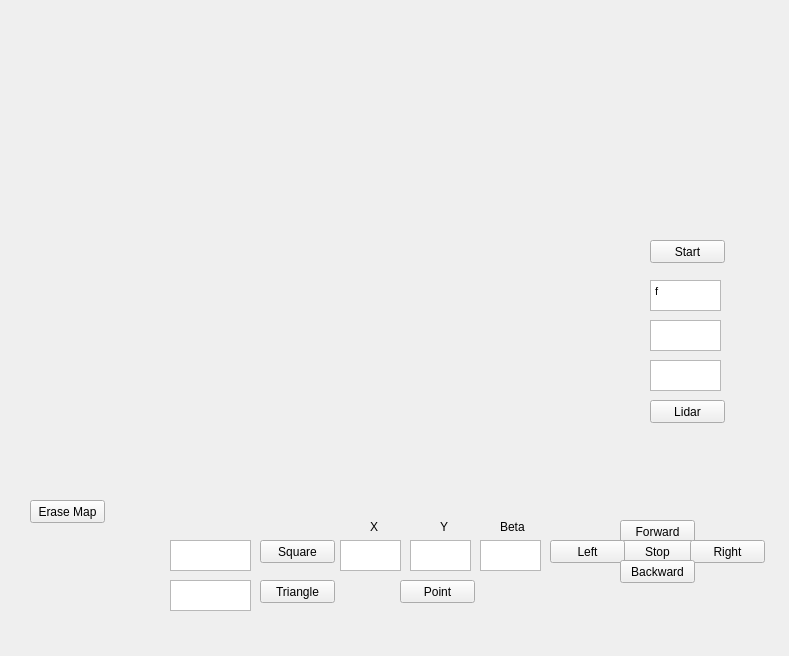
Above: RMR_QT/RMR_QT.ui from MarkMan0/RMR before the change. Below: the same form after it.
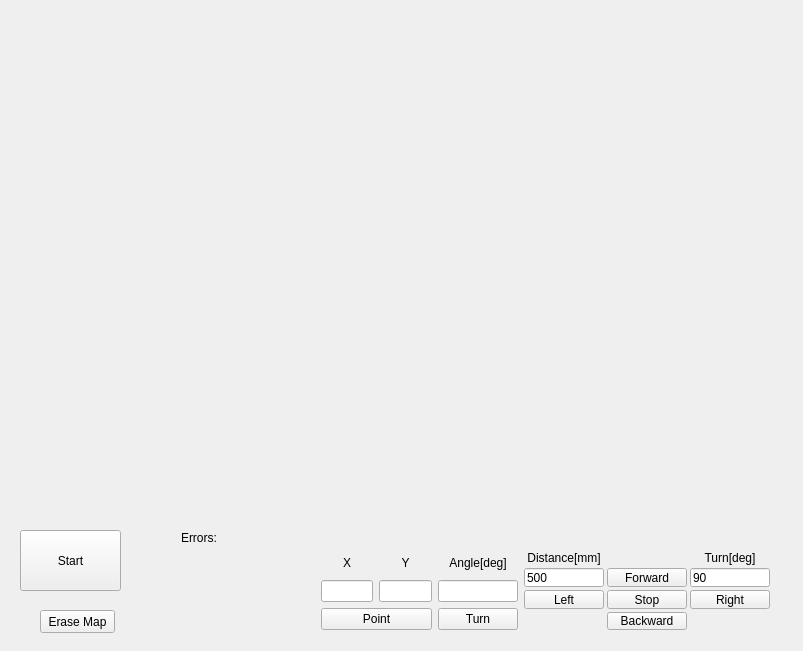
That is the form after the change.

The edit to the form file:
```diff
--- a/RMR_QT/RMR_QT.ui
+++ b/RMR_QT/RMR_QT.ui
@@ -6,8 +6,8 @@
    <rect>
     <x>0</x>
     <y>0</y>
-    <width>789</width>
-    <height>656</height>
+    <width>803</width>
+    <height>651</height>
    </rect>
   </property>
   <property name="windowTitle">
@@ -16,266 +16,23 @@
   <widget class="QPushButton" name="pushButtonStart">
    <property name="geometry">
     <rect>
-     <x>650</x>
-     <y>240</y>
-     <width>75</width>
-     <height>23</height>
+     <x>20</x>
+     <y>530</y>
+     <width>101</width>
+     <height>61</height>
     </rect>
    </property>
    <property name="text">
     <string>Start</string>
    </property>
   </widget>
-  <widget class="QPushButton" name="pushButtonForward">
-   <property name="geometry">
-    <rect>
-     <x>620</x>
-     <y>520</y>
-     <width>75</width>
-     <height>23</height>
-    </rect>
-   </property>
-   <property name="text">
-    <string>Forward</string>
-   </property>
-  </widget>
-  <widget class="QPushButton" name="pushButtonStop">
-   <property name="geometry">
-    <rect>
-     <x>620</x>
-     <y>540</y>
-     <width>75</width>
-     <height>23</height>
-    </rect>
-   </property>
-   <property name="text">
-    <string>Stop</string>
-   </property>
-  </widget>
-  <widget class="QPushButton" name="pushButtonLeft">
-   <property name="geometry">
-    <rect>
-     <x>550</x>
-     <y>540</y>
-     <width>75</width>
-     <height>23</height>
-    </rect>
-   </property>
-   <property name="text">
-    <string>Left</string>
-   </property>
-  </widget>
-  <widget class="QPushButton" name="pushButtonRight">
-   <property name="geometry">
-    <rect>
-     <x>690</x>
-     <y>540</y>
-     <width>75</width>
-     <height>23</height>
-    </rect>
-   </property>
-   <property name="text">
-    <string>Right</string>
-   </property>
-  </widget>
-  <widget class="QPushButton" name="pushButtonBackward">
-   <property name="geometry">
-    <rect>
-     <x>620</x>
-     <y>560</y>
-     <width>75</width>
-     <height>23</height>
-    </rect>
-   </property>
-   <property name="text">
-    <string>Backward</string>
-   </property>
-  </widget>
-  <widget class="QTextEdit" name="textEditLeft">
-   <property name="geometry">
-    <rect>
-     <x>650</x>
-     <y>280</y>
-     <width>71</width>
-     <height>31</height>
-    </rect>
-   </property>
-   <property name="html">
-    <string>&lt;!DOCTYPE HTML PUBLIC &quot;-//W3C//DTD HTML 4.0//EN&quot; &quot;http://www.w3.org/TR/REC-html40/strict.dtd&quot;&gt;
-&lt;html&gt;&lt;head&gt;&lt;meta name=&quot;qrichtext&quot; content=&quot;1&quot; /&gt;&lt;style type=&quot;text/css&quot;&gt;
-p, li { white-space: pre-wrap; }
-&lt;/style&gt;&lt;/head&gt;&lt;body style=&quot; font-family:'MS Shell Dlg 2'; font-size:8.25pt; font-weight:400; font-style:normal;&quot;&gt;
-&lt;p style=&quot; margin-top:0px; margin-bottom:0px; margin-left:0px; margin-right:0px; -qt-block-indent:0; text-indent:0px;&quot;&gt;f&lt;/p&gt;&lt;/body&gt;&lt;/html&gt;</string>
-   </property>
-  </widget>
-  <widget class="QPushButton" name="pushButtonSquare">
-   <property name="geometry">
-    <rect>
-     <x>260</x>
-     <y>540</y>
-     <width>75</width>
-     <height>23</height>
-    </rect>
-   </property>
-   <property name="text">
-    <string>Square</string>
-   </property>
-  </widget>
-  <widget class="QTextEdit" name="textEditSquare">
-   <property name="geometry">
-    <rect>
-     <x>170</x>
-     <y>540</y>
-     <width>81</width>
-     <height>31</height>
-    </rect>
-   </property>
-  </widget>
-  <widget class="QTextEdit" name="textEditTriangle">
-   <property name="geometry">
-    <rect>
-     <x>170</x>
-     <y>580</y>
-     <width>81</width>
-     <height>31</height>
-    </rect>
-   </property>
-  </widget>
-  <widget class="QTextEdit" name="textEditX">
-   <property name="geometry">
-    <rect>
-     <x>340</x>
-     <y>540</y>
-     <width>61</width>
-     <height>31</height>
-    </rect>
-   </property>
-  </widget>
-  <widget class="QTextEdit" name="textEditRight">
-   <property name="geometry">
-    <rect>
-     <x>650</x>
-     <y>320</y>
-     <width>71</width>
-     <height>31</height>
-    </rect>
-   </property>
-  </widget>
-  <widget class="QTextEdit" name="textEditAngle">
-   <property name="geometry">
-    <rect>
-     <x>650</x>
-     <y>360</y>
-     <width>71</width>
-     <height>31</height>
-    </rect>
-   </property>
-  </widget>
-  <widget class="QLabel" name="label">
-   <property name="geometry">
-    <rect>
-     <x>370</x>
-     <y>520</y>
-     <width>47</width>
-     <height>13</height>
-    </rect>
-   </property>
-   <property name="text">
-    <string>X</string>
-   </property>
-  </widget>
-  <widget class="QPushButton" name="pushButtonTriangle">
-   <property name="geometry">
-    <rect>
-     <x>260</x>
-     <y>580</y>
-     <width>75</width>
-     <height>23</height>
-    </rect>
-   </property>
-   <property name="text">
-    <string>Triangle</string>
-   </property>
-  </widget>
-  <widget class="QTextEdit" name="textEditY">
-   <property name="geometry">
-    <rect>
-     <x>410</x>
-     <y>540</y>
-     <width>61</width>
-     <height>31</height>
-    </rect>
-   </property>
-  </widget>
-  <widget class="QLabel" name="label_2">
-   <property name="geometry">
-    <rect>
-     <x>440</x>
-     <y>520</y>
-     <width>47</width>
-     <height>13</height>
-    </rect>
-   </property>
-   <property name="text">
-    <string>Y</string>
-   </property>
-  </widget>
-  <widget class="QTextEdit" name="textEditBeta">
-   <property name="geometry">
-    <rect>
-     <x>480</x>
-     <y>540</y>
-     <width>61</width>
-     <height>31</height>
-    </rect>
-   </property>
-  </widget>
-  <widget class="QLabel" name="label_3">
-   <property name="geometry">
-    <rect>
-     <x>500</x>
-     <y>520</y>
-     <width>47</width>
-     <height>13</height>
-    </rect>
-   </property>
-   <property name="text">
-    <string>Beta</string>
-   </property>
-  </widget>
-  <widget class="QPushButton" name="pushButtonPoint">
-   <property name="geometry">
-    <rect>
-     <x>400</x>
-     <y>580</y>
-     <width>75</width>
-     <height>23</height>
-    </rect>
-   </property>
-   <property name="text">
-    <string>Point</string>
-   </property>
-  </widget>
-  <widget class="QPushButton" name="pushButtonLidar">
-   <property name="geometry">
-    <rect>
-     <x>650</x>
-     <y>400</y>
-     <width>75</width>
-     <height>23</height>
-    </rect>
-   </property>
-   <property name="text">
-    <string>Lidar</string>
-   </property>
-  </widget>
   <widget class="QWidget" name="gridLayoutWidget">
    <property name="geometry">
     <rect>
      <x>30</x>
      <y>20</y>
-     <width>591</width>
-     <height>421</height>
+     <width>751</width>
+     <height>481</height>
     </rect>
    </property>
    <layout class="QGridLayout" name="renderAreaCont"/>
@@ -283,8 +40,8 @@
   <widget class="QPushButton" name="pushButtonEraseMap">
    <property name="geometry">
     <rect>
-     <x>30</x>
-     <y>500</y>
+     <x>40</x>
+     <y>610</y>
      <width>75</width>
      <height>23</height>
     </rect>
@@ -293,6 +50,211 @@
     <string>Erase Map</string>
    </property>
   </widget>
+  <widget class="QWidget" name="layoutWidget">
+   <property name="geometry">
+    <rect>
+     <x>310</x>
+     <y>540</y>
+     <width>471</width>
+     <height>101</height>
+    </rect>
+   </property>
+   <layout class="QHBoxLayout" name="horizontalLayout">
+    <item>
+     <layout class="QGridLayout" name="gird_point">
+      <item row="2" column="1">
+       <widget class="QLineEdit" name="lineEdit_Y">
+        <property name="inputMask">
+         <string>9</string>
+        </property>
+        <property name="text">
+         <string/>
+        </property>
+       </widget>
+      </item>
+      <item row="0" column="1">
+       <widget class="QLabel" name="label_2">
+        <property name="text">
+         <string>Y</string>
+        </property>
+        <property name="alignment">
+         <set>Qt::AlignCenter</set>
+        </property>
+       </widget>
+      </item>
+      <item row="2" column="0">
+       <widget class="QLineEdit" name="lineEdit_X">
+        <property name="inputMask">
+         <string/>
+        </property>
+        <property name="text">
+         <string/>
+        </property>
+       </widget>
+      </item>
+      <item row="0" column="0">
+       <widget class="QLabel" name="label">
+        <property name="text">
+         <string>X</string>
+        </property>
+        <property name="alignment">
+         <set>Qt::AlignCenter</set>
+        </property>
+       </widget>
+      </item>
+      <item row="3" column="0" colspan="2">
+       <widget class="QPushButton" name="pushButtonPoint">
+        <property name="text">
+         <string>Point</string>
+        </property>
+       </widget>
+      </item>
+     </layout>
+    </item>
+    <item>
+     <layout class="QVBoxLayout" name="vbox_angle">
+      <item>
+       <widget class="QLabel" name="label_3">
+        <property name="text">
+         <string>Angle[deg]</string>
+        </property>
+        <property name="alignment">
+         <set>Qt::AlignCenter</set>
+        </property>
+       </widget>
+      </item>
+      <item>
+       <widget class="QLineEdit" name="lineEdit_Angle">
+        <property name="text">
+         <string/>
+        </property>
+       </widget>
+      </item>
+      <item>
+       <widget class="QPushButton" name="pushButtonTurn">
+        <property name="text">
+         <string>Turn</string>
+        </property>
+       </widget>
+      </item>
+     </layout>
+    </item>
+    <item>
+     <layout class="QGridLayout" name="grid_relative">
+      <property name="spacing">
+       <number>3</number>
+      </property>
+      <item row="1" column="2">
+       <widget class="QPushButton" name="pushButtonForward">
+        <property name="text">
+         <string>Forward</string>
+        </property>
+       </widget>
+      </item>
+      <item row="3" column="3">
+       <widget class="QPushButton" name="pushButtonRight">
+        <property name="text">
+         <string>Right</string>
+        </property>
+       </widget>
+      </item>
+      <item row="5" column="2">
+       <widget class="QPushButton" name="pushButtonBackward">
+        <property name="text">
+         <string>Backward</string>
+        </property>
+       </widget>
+      </item>
+      <item row="3" column="2">
+       <widget class="QPushButton" name="pushButtonStop">
+        <property name="text">
+         <string>Stop</string>
+        </property>
+       </widget>
+      </item>
+      <item row="3" column="1">
+       <widget class="QPushButton" name="pushButtonLeft">
+        <property name="text">
+         <string>Left</string>
+        </property>
+       </widget>
+      </item>
+      <item row="1" column="1">
+       <widget class="QLineEdit" name="lineEdit_Distance">
+        <property name="text">
+         <string>500</string>
+        </property>
+       </widget>
+      </item>
+      <item row="1" column="3">
+       <widget class="QLineEdit" name="lineEdit_AngleRel">
+        <property name="text">
+         <string>90</string>
+        </property>
+       </widget>
+      </item>
+      <item row="0" column="1">
+       <widget class="QLabel" name="label_4">
+        <property name="text">
+         <string>Distance[mm]</string>
+        </property>
+        <property name="alignment">
+         <set>Qt::AlignCenter</set>
+        </property>
+       </widget>
+      </item>
+      <item row="0" column="3">
+       <widget class="QLabel" name="label_5">
+        <property name="text">
+         <string>Turn[deg]</string>
+        </property>
+        <property name="alignment">
+         <set>Qt::AlignCenter</set>
+        </property>
+       </widget>
+      </item>
+     </layout>
+    </item>
+   </layout>
+  </widget>
+  <widget class="QWidget" name="layoutWidget">
+   <property name="geometry">
+    <rect>
+     <x>170</x>
+     <y>520</y>
+     <width>101</width>
+     <height>121</height>
+    </rect>
+   </property>
+   <layout class="QVBoxLayout" name="verticalLayout">
+    <item>
+     <widget class="QLabel" name="label_6">
+      <property name="text">
+       <string>Errors:</string>
+      </property>
+     </widget>
+    </item>
+    <item>
+     <widget class="QLabel" name="label_errors">
+      <property name="minimumSize">
+       <size>
+        <width>0</width>
+        <height>100</height>
+       </size>
+      </property>
+      <property name="text">
+       <string/>
+      </property>
+      <property name="alignment">
+       <set>Qt::AlignLeading|Qt::AlignLeft|Qt::AlignTop</set>
+      </property>
+      <property name="wordWrap">
+       <bool>true</bool>
+      </property>
+     </widget>
+    </item>
+   </layout>
+  </widget>
  </widget>
  <layoutdefault spacing="6" margin="11"/>
  <resources>
```
Left out of the diff: 16 changed lines with no effect on the pictures.
